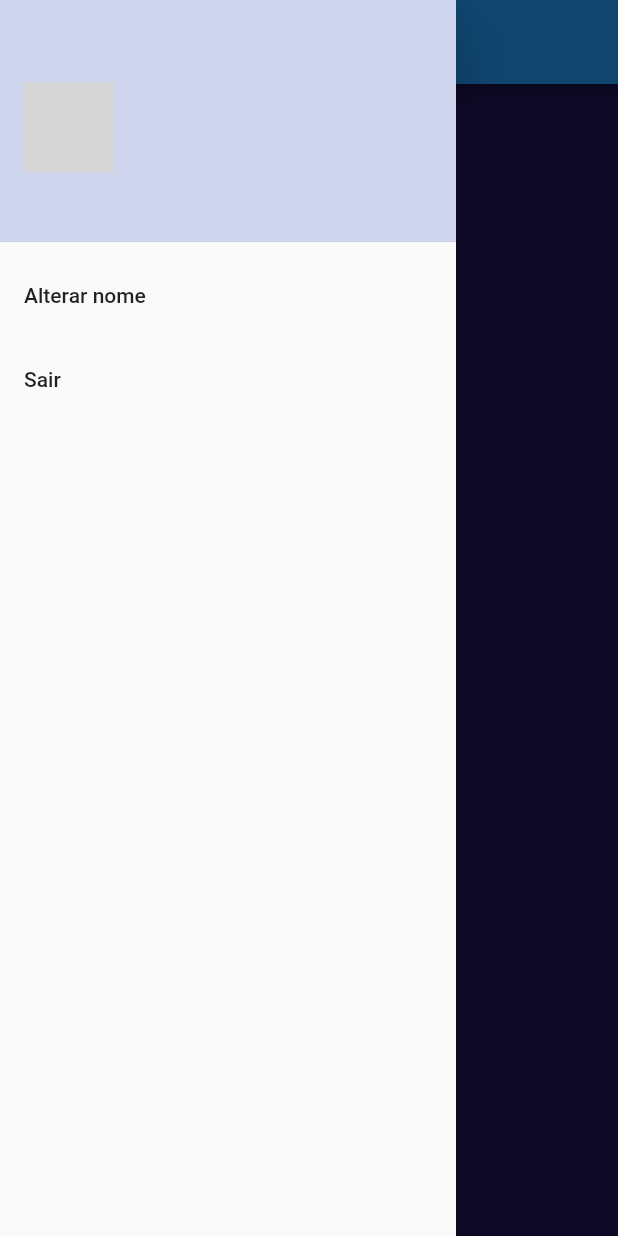
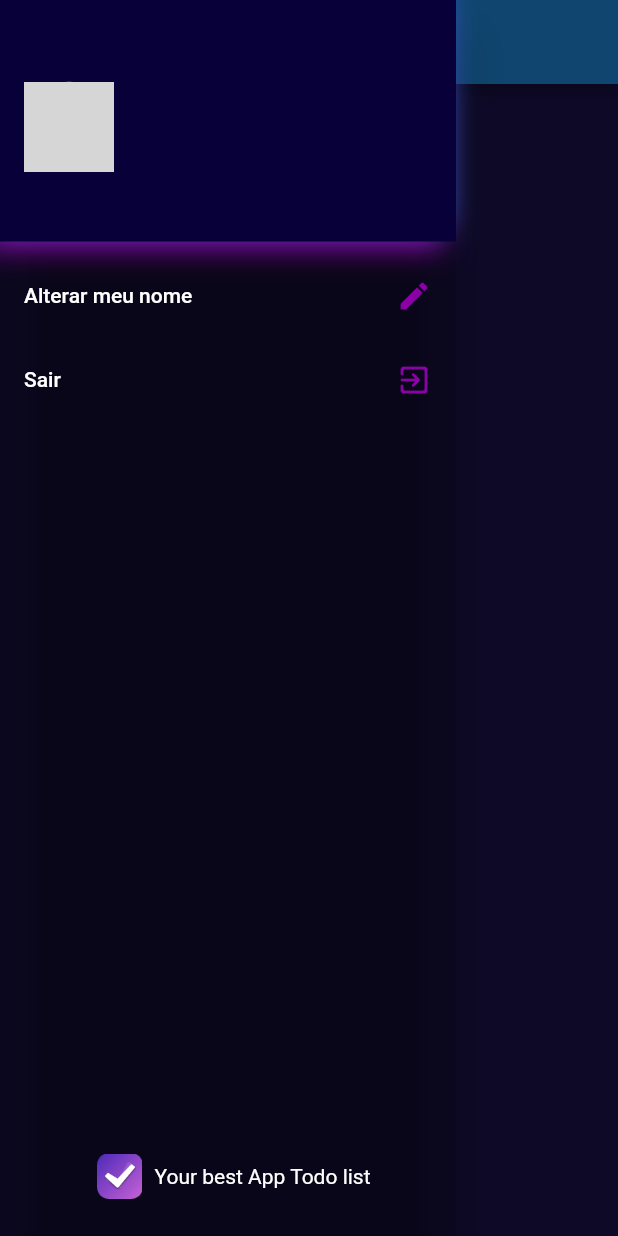
Before and after one commit to GustaAndrad/toDo_app_with_Flutter, a Flutter app: the screen it shows once a user with an empty profile is signed in, with the side drawer open, on a phone screen of 412 x 824 dp. Run offline on Flutter 3.47's test engine with Material 2 defaults, Android fonts, the phone set to English and light mode, and no system bars; our stand-ins replace device_preview, firebase_auth, firebase_core, flutter_signin_button, google_fonts, google_sign_in and 2 more; missing offline and left inert: flutter_overlay_loader, validatorless; accounts and stored records are empty; network calls fail; Roboto replaces fonts that are missing (Mandali); grey boxes are pictures that could not be loaded.

Commit message:
costumizando drawer

```diff
--- a/lib/app/core/ui/todo_list_ui_config.dart
+++ b/lib/app/core/ui/todo_list_ui_config.dart
@@ -7,8 +7,8 @@ class TodoListUiConfig {
   static ThemeData get theme => ThemeData(
         textTheme: GoogleFonts.mandaliTextTheme(),
         scaffoldBackgroundColor: const Color(0xff1E1456),
-        primaryColor: const Color(0xff5C77CE),
-        primaryColorLight: const Color(0xffABC8F7),
+        primaryColor: Color.fromARGB(255, 8, 0, 56),
+        primaryColorLight: Color.fromARGB(255, 27, 0, 61),
         primaryColorDark: const Color(0xffABC8F7),
         elevatedButtonTheme: ElevatedButtonThemeData(
           style: ElevatedButton.styleFrom(
--- /dev/null
+++ b/lib/app/core/widget/todo_list_footer.dart
@@ -0,0 +1,25 @@
+import 'package:flutter/material.dart';
+
+class TodoListFooter extends StatelessWidget {
+  const TodoListFooter({Key? key}) : super(key: key);
+
+  @override
+  Widget build(BuildContext context) {
+    return Row(
+      mainAxisAlignment: MainAxisAlignment.center,
+      children: [
+        Padding(
+          padding: const EdgeInsets.all(8.0),
+          child: Image.asset(
+            'assets/logo.png',
+            height: 30,
+          ),
+        ),
+        Text(
+          'Your best App Todo list',
+          style: TextStyle(color: Colors.white),
+        )
+      ],
+    );
+  }
+}
--- a/lib/app/modules/home/widgets/home_drawer.dart
+++ b/lib/app/modules/home/widgets/home_drawer.dart
@@ -1,9 +1,9 @@
 import 'package:flutter/material.dart';
-import 'package:flutter_overlay_loader/flutter_overlay_loader.dart';
 import 'package:provider/provider.dart';
 import 'package:todo_list_provider/app/core/auth/auth_provider.dart';
 import 'package:todo_list_provider/app/core/ui/messages.dart';
 import 'package:todo_list_provider/app/core/ui/theme_extensions.dart';
+import 'package:todo_list_provider/app/core/widget/todo_list_footer.dart';
 import 'package:todo_list_provider/app/services/user/user_service.dart';
 
 class HomeDrawer extends StatelessWidget {
@@ -14,11 +14,24 @@ class HomeDrawer extends StatelessWidget {
   @override
   Widget build(BuildContext context) {
     return Drawer(
+      backgroundColor: Colors.black12,
       child: ListView(
         children: [
           DrawerHeader(
             decoration: BoxDecoration(
-              color: context.primaryColor.withAlpha(70),
+              color: context.primaryColor,
+              boxShadow: [
+                BoxShadow(
+                  color: Color.fromARGB(255, 139, 0, 167),
+                  blurRadius: 15,
+                  offset: Offset(-10, 5),
+                ),
+                BoxShadow(
+                  color: Color.fromARGB(255, 29, 109, 201),
+                  blurRadius: 15,
+                  offset: Offset(-5, -10),
+                ),
+              ],
             ),
             child: Row(
               children: [
@@ -38,7 +51,7 @@ class HomeDrawer extends StatelessWidget {
                         Selector<AuthProvider, String>(builder: (_, value, __) {
                       return Text(
                         value,
-                        style: context.textTheme.subtitle2,
+                        style: TextStyle(color: Colors.white, fontSize: 20),
                       );
                     }, selector: (context, authProvider) {
                       return authProvider.user?.displayName ?? 'Não informado';
@@ -54,9 +67,12 @@ class HomeDrawer extends StatelessWidget {
                 context: context,
                 builder: (_) {
                   return AlertDialog(
-                    title: Text('Alterar Nome'),
+                    backgroundColor: Colors.white10,
+                    title: Text('Digite seu nome'),
+                    titleTextStyle: TextStyle(color: Colors.white),
                     content: TextField(
                       onChanged: ((value) => nameVN.value = value),
+                      style: TextStyle(color: Colors.white),
                     ),
                     actions: [
                       TextButton(
@@ -85,12 +101,22 @@ class HomeDrawer extends StatelessWidget {
                 },
               );
             },
-            title: Text('Alterar nome'),
+            title: Text('Alterar meu nome'),
+            textColor: Colors.white,
+            trailing: Icon(Icons.edit),
+            iconColor: Color.fromARGB(255, 139, 0, 167),
           ),
           ListTile(
             onTap: () => context.read<AuthProvider>().logout(),
             title: Text('Sair'),
+            textColor: Colors.white,
+            trailing: Icon(Icons.exit_to_app_rounded),
+            iconColor: Color.fromARGB(255, 139, 0, 167),
           ),
+          SizedBox(
+            height: 480,
+          ),
+          TodoListFooter(),
         ],
       ),
     );
```
